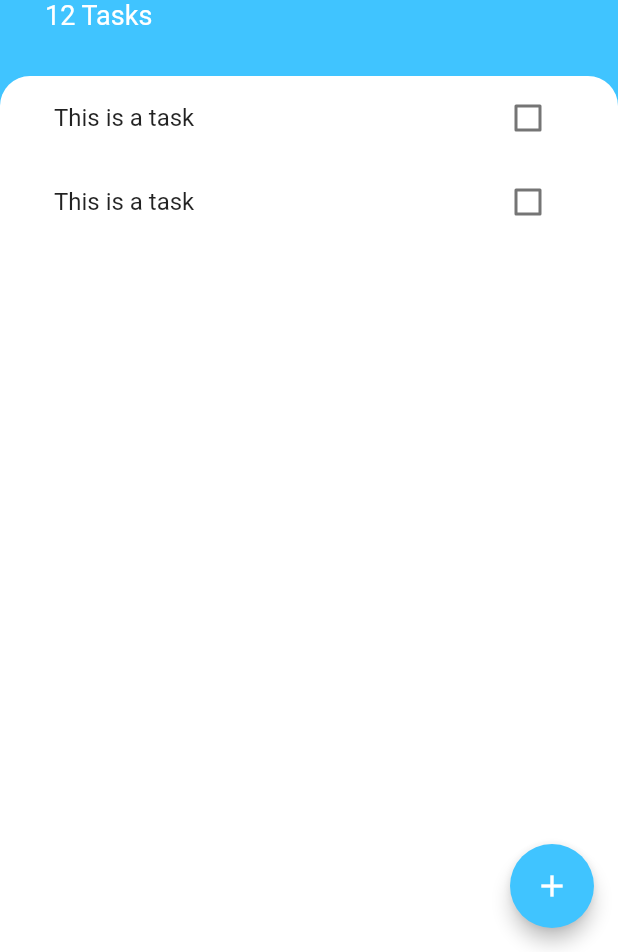
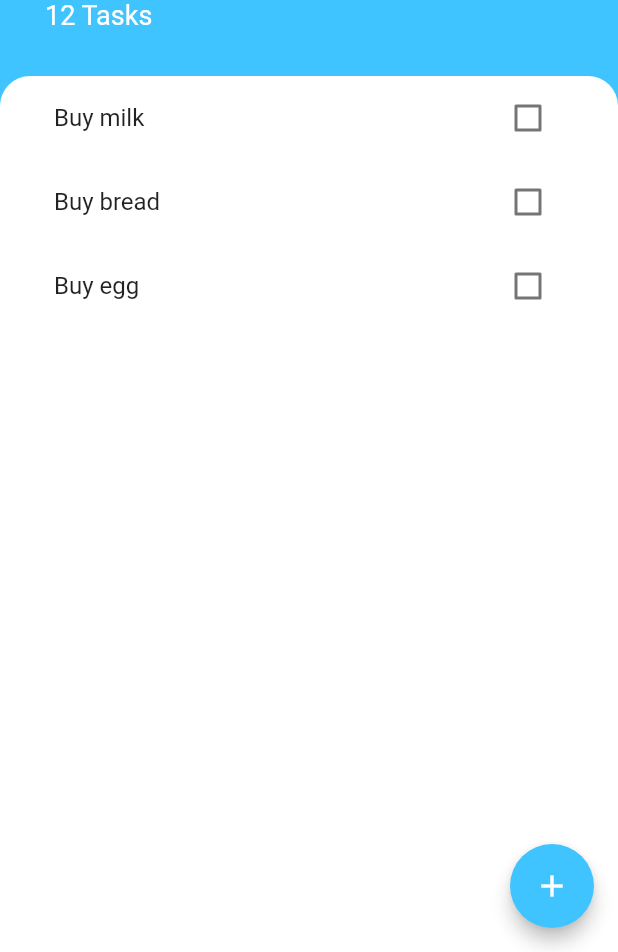
Before and after one commit to chicrock/todoey, a Flutter app: the screen it shows after launch, on a phone screen of 412 x 824 dp, the part 284-1236 px from its top. Run offline on Flutter 3.47's test engine with Material 2 defaults, Android fonts, the phone set to English and light mode, and no system bars.

Commit message:
Draw the task tiles with map iterator

```diff
--- a/lib/components/tasks_list/task_tile.dart
+++ b/lib/components/tasks_list/task_tile.dart
@@ -1,29 +1,27 @@
 import 'package:flutter/material.dart';
-import 'package:todoey/components/tasks_list/task_checkbox.dart';
+import 'package:todoey/models/task.dart';
 
-class TaskTile extends StatefulWidget {
-  @override
-  _TaskTileState createState() => _TaskTileState();
-}
+typedef void TOnChange(bool val);
 
-class _TaskTileState extends State<TaskTile> {
-  bool isChecked = false;
+class TaskTile extends StatelessWidget {
+  final Task task;
+
+  TaskTile({@required this.task});
 
   @override
   Widget build(BuildContext context) {
     return ListTile(
       title: Text(
-        'This is a task',
+        task.name,
         style: TextStyle(
-          decoration: isChecked ? TextDecoration.lineThrough : null,
+          decoration: task.isDone ? TextDecoration.lineThrough : null,
         ),
       ),
-      trailing: TaskCheckbox(
-        isChecked: isChecked,
-        onChanged: (bool newValue) {
-          setState(() {
-            isChecked = newValue;
-          });
+      trailing: Checkbox(
+        activeColor: Colors.lightBlueAccent,
+        value: task.isDone,
+        onChanged: (bool isDone) {
+          task.toggleDone();
         },
       ),
     );
--- a/lib/components/tasks_list/tasks_list.dart
+++ b/lib/components/tasks_list/tasks_list.dart
@@ -1,15 +1,28 @@
 import 'package:flutter/material.dart';
 import 'package:todoey/components/tasks_list/task_tile.dart';
+import 'package:todoey/models/task.dart';
 
-class TasksList extends StatelessWidget {
+class TasksList extends StatefulWidget {
+  @override
+  _TasksListState createState() => _TasksListState();
+}
+
+class _TasksListState extends State<TasksList> {
+  List<Task> tasks = [
+    Task(name: 'Buy milk'),
+    Task(name: 'Buy bread'),
+    Task(name: 'Buy egg'),
+  ];
+
   @override
   Widget build(BuildContext context) {
     return ListView(
       padding: EdgeInsets.symmetric(horizontal: 20.0),
-      children: <Widget>[
-        TaskTile(),
-        TaskTile(),
-      ],
+      children: tasks.map(
+        (task) {
+          return TaskTile(task: task);
+        },
+      ).toList(),
     );
   }
 }
--- /dev/null
+++ b/lib/models/task.dart
@@ -0,0 +1,10 @@
+class Task {
+  final String name;
+  bool isDone;
+
+  Task({this.name, this.isDone = false});
+
+  void toggleDone() {
+    isDone = !isDone;
+  }
+}
```
